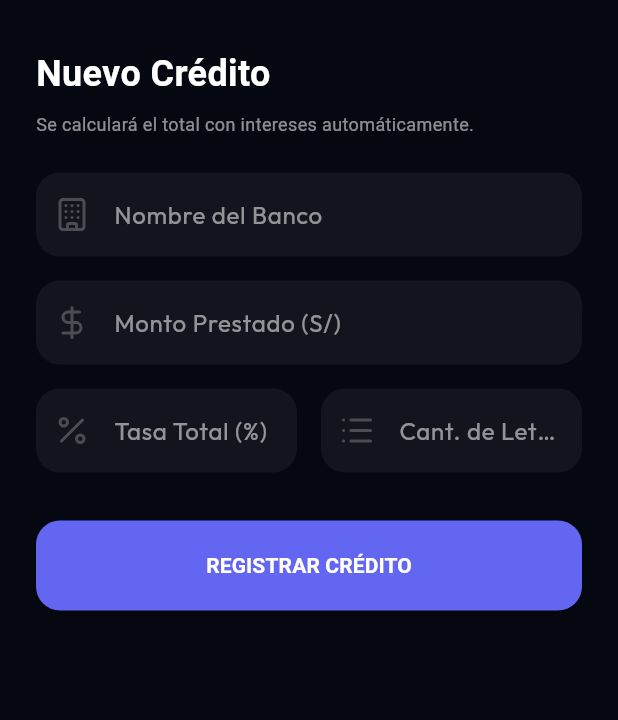
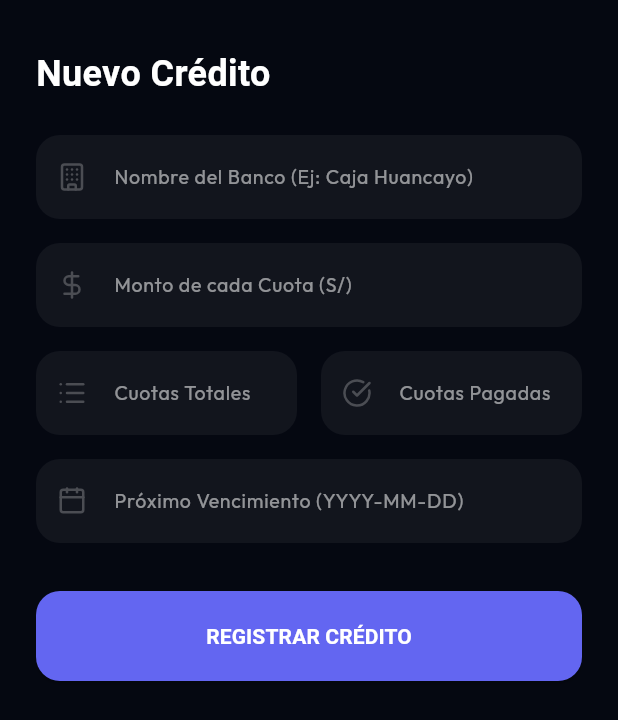
Before and after one commit to josebacilio2004/cuentacontable, a Flutter app: the CreditModal widget shown alone on an empty page, opened directly, after a tap on "REGISTRAR CRÉDITO", on a phone screen of 412 x 824 dp. Shown: the top 720 px of the screen. Run offline on Flutter 3.47's test engine with Material 3 defaults, Android fonts, the phone set to English and light mode, and no system bars; our stand-ins replace fl_chart, flutter_local_notifications, google_fonts, local_auth, logger, lucide_icons and 3 more; accounts and stored records are empty.

Commit message:
fix: logic for Caja Huancayo credits (quota-based calculation)

```diff
--- a/mobile_app/lib/shared/widgets/credit_modal.dart
+++ b/mobile_app/lib/shared/widgets/credit_modal.dart
@@ -12,32 +12,36 @@ class CreditModal extends StatefulWidget {
 
 class _CreditModalState extends State<CreditModal> {
   final _bankController = TextEditingController();
-  final _amountController = TextEditingController();
-  final _rateController = TextEditingController();
-  final _installmentsController = TextEditingController();
+  final _quotaController = TextEditingController(); // Monto de cada cuota
+  final _totalInstallmentsController = TextEditingController();
+  final _paidInstallmentsController = TextEditingController();
+  final _nextDueController = TextEditingController();
   bool _isLoading = false;
 
   Future<void> _save() async {
-    if (_amountController.text.isEmpty || _rateController.text.isEmpty || _installmentsController.text.isEmpty) return;
+    if (_bankController.text.isEmpty || _quotaController.text.isEmpty || _totalInstallmentsController.text.isEmpty) return;
+
     setState(() => _isLoading = true);
     try {
       final userId = SupabaseConfig.client.auth.currentUser!.id;
-      final principal = double.parse(_amountController.text);
-      final rate = double.parse(_rateController.text);
-      final installments = int.parse(_installmentsController.text);
+      final mPayment = double.parse(_quotaController.text);
+      final instTotal = int.parse(_totalInstallmentsController.text);
+      final instPaid = int.parse(_paidInstallmentsController.text.isEmpty ? '0' : _paidInstallmentsController.text);
 
-      // Cálculo automático: Capital + Interés total
-      final totalToReturn = principal + (principal * (rate / 100));
+      // LÓGICA CAJA HUANCAYO:
+      final totalToReturn = mPayment * instTotal;
+      final remaining = mPayment * (instTotal - instPaid);
 
       await SupabaseConfig.client.from('credits').insert({
         'user_id': userId,
         'bank_name': _bankController.text,
         'total_amount': totalToReturn,
-        'remaining_balance': totalToReturn,
-        'interest_rate': rate,
-        'installments': installments,
-        'paid_installments': 0, // Iniciamos en 0 letras pagadas
-        'status': 'activo',
+        'remaining_balance': remaining,
+        'monthly_payment': mPayment,
+        'installments': instTotal,
+        'paid_installments': instPaid,
+        'due_date': _nextDueController.text,
+        'status': instPaid >= instTotal ? 'completado' : 'activo',
         'created_at': DateTime.now().toIso8601String(),
       });
       if (mounted) Navigator.pop(context);
@@ -56,25 +60,26 @@ class _CreditModalState extends State<CreditModal> {
         color: AppTheme.midnightBlue,
         borderRadius: BorderRadius.vertical(top: Radius.circular(32)),
       ),
+      child: SingleChildScrollView(
         child: Column(
           mainAxisSize: MainAxisSize.min,
           crossAxisAlignment: CrossAxisAlignment.start,
           children: [
             const Text('Nuevo Crédito', style: TextStyle(fontSize: 24, fontWeight: FontWeight.bold, color: Colors.white)),
-          const SizedBox(height: 8),
-          const Text('Se calculará el total con intereses automáticamente.', style: TextStyle(color: Colors.white54, fontSize: 12)),
             const SizedBox(height: 24),
-          _input('Nombre del Banco', _bankController, LucideIcons.building, TextInputType.text),
+            _input('Nombre del Banco (Ej: Caja Huancayo)', _bankController, LucideIcons.building, TextInputType.text),
             const SizedBox(height: 16),
-          _input('Monto Prestado (S/)', _amountController, LucideIcons.dollarSign, TextInputType.number),
+            _input('Monto de cada Cuota (S/)', _quotaController, LucideIcons.dollarSign, TextInputType.number),
             const SizedBox(height: 16),
             Row(
               children: [
-              Expanded(child: _input('Tasa Total (%)', _rateController, LucideIcons.percent, TextInputType.number)),
+                Expanded(child: _input('Cuotas Totales', _totalInstallmentsController, LucideIcons.list, TextInputType.number)),
                 const SizedBox(width: 16),
-              Expanded(child: _input('Cant. de Letras', _installmentsController, LucideIcons.list, TextInputType.number)),
+                Expanded(child: _input('Cuotas Pagadas', _paidInstallmentsController, LucideIcons.checkCircle, TextInputType.number)),
               ],
             ),
+            const SizedBox(height: 16),
+            _input('Próximo Vencimiento (YYYY-MM-DD)', _nextDueController, LucideIcons.calendar, TextInputType.datetime),
             const SizedBox(height: 32),
             SizedBox(
               width: double.infinity,
@@ -91,6 +96,7 @@ class _CreditModalState extends State<CreditModal> {
             const SizedBox(height: 32),
           ],
         ),
+      ),
     );
   }
 
@@ -101,8 +107,8 @@ class _CreditModalState extends State<CreditModal> {
       style: const TextStyle(color: Colors.white),
       decoration: InputDecoration(
         labelText: label,
-        labelStyle: const TextStyle(color: Colors.white54),
-        prefixIcon: Icon(icon, color: Colors.white24),
+        labelStyle: const TextStyle(color: Colors.white54, fontSize: 13),
+        prefixIcon: Icon(icon, color: Colors.white24, size: 20),
         filled: true,
         fillColor: Colors.white.withOpacity(0.05),
         border: OutlineInputBorder(borderRadius: BorderRadius.circular(16), borderSide: BorderSide.none),
```
Also changed, not shown: 6 other files. Lines whose indentation alone changed are shown as unchanged.
